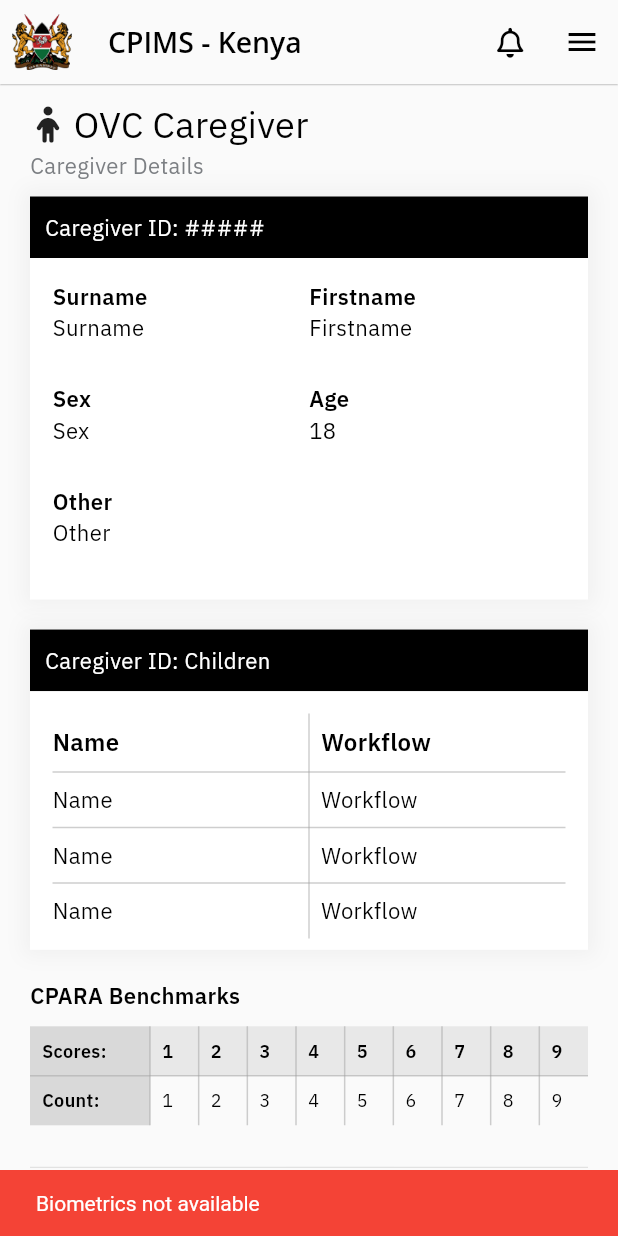
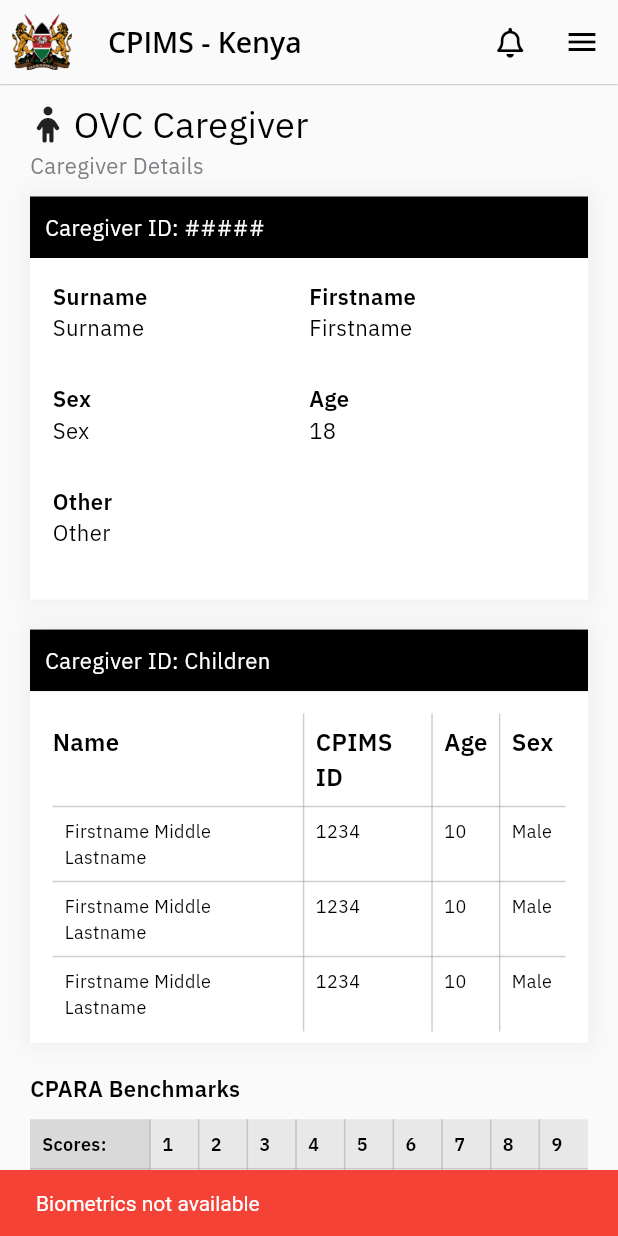
Before and after one commit to uonafya/cpims_mobile, a Flutter app: the CareGiverDetailsScreen screen opened directly, on a phone screen of 412 x 824 dp. Run offline on Flutter 3.47's test engine with Material 2 defaults, Android fonts, the phone set to English and light mode, and no system bars; our stand-ins replace connectivity_plus, dio, flutter_screenutil, flutter_spinkit, font_awesome_flutter, get and 4 more; accounts and stored records are empty.

Commit message:
add table columns

```diff
--- a/lib/screens/caregiver_details_screen/caregiver_details_screen.dart
+++ b/lib/screens/caregiver_details_screen/caregiver_details_screen.dart
@@ -1,16 +1,11 @@
-import 'package:cpims_mobile/Models/case_load_model.dart';
 import 'package:cpims_mobile/constants.dart';
-import 'package:cpims_mobile/screens/cpara/cpara_forms.dart';
-import 'package:cpims_mobile/screens/ovc_care/ovc_care_screen.dart';
 import 'package:cpims_mobile/widgets/custom_card_grid_item.dart';
-import 'package:cpims_mobile/screens/unsynched_workflows/widgets/child_details_workflow_button.dart';
 import 'package:cpims_mobile/widgets/app_bar.dart';
 import 'package:cpims_mobile/widgets/custom_card.dart';
 import 'package:cpims_mobile/widgets/drawer.dart';
 import 'package:cpims_mobile/widgets/footer.dart';
 import 'package:flutter/material.dart';
 import 'package:font_awesome_flutter/font_awesome_flutter.dart';
-import 'package:get/route_manager.dart';
 
 class CareGiverDetailsScreen extends StatefulWidget {
   const CareGiverDetailsScreen({super.key});
@@ -106,6 +101,7 @@ class _CareGiverDetailsScreenState extends State<CareGiverDetailsScreen> {
                   border: TableBorder.symmetric(
                     inside: BorderSide(color: Colors.grey.withOpacity(0.5)),
                   ),
+                  defaultColumnWidth: const IntrinsicColumnWidth(),
                   children: [
                     const TableRow(children: [
                       Padding(
@@ -121,7 +117,27 @@ class _CareGiverDetailsScreenState extends State<CareGiverDetailsScreen> {
                       Padding(
                         padding: EdgeInsets.all(8.0),
                         child: Text(
-                          "Workflow",
+                          "CPIMS ID",
+                          style: TextStyle(
+                            fontWeight: FontWeight.w600,
+                            fontSize: 16,
+                          ),
+                        ),
+                      ),
+                      Padding(
+                        padding: EdgeInsets.all(8.0),
+                        child: Text(
+                          "Age",
+                          style: TextStyle(
+                            fontWeight: FontWeight.w600,
+                            fontSize: 16,
+                          ),
+                        ),
+                      ),
+                      Padding(
+                        padding: EdgeInsets.all(8.0),
+                        child: Text(
+                          "Sex",
                           style: TextStyle(
                             fontWeight: FontWeight.w600,
                             fontSize: 16,
@@ -132,15 +148,39 @@ class _CareGiverDetailsScreenState extends State<CareGiverDetailsScreen> {
                     ...fixedLengthList
                         .map((e) => const TableRow(children: [
                               Padding(
-                                padding: EdgeInsets.symmetric(vertical: 8.0),
+                                padding: EdgeInsets.all(8.0),
                                 child: Text(
-                                  "Name",
+                                  "Firstname Middle Lastname",
+                                  style: TextStyle(
+                                    fontSize: 12,
+                                  ),
                                 ),
                               ),
                               Padding(
                                 padding: EdgeInsets.all(8.0),
                                 child: Text(
-                                  "Workflow",
+                                  "1234",
+                                  style: TextStyle(
+                                    fontSize: 12,
+                                  ),
+                                ),
+                              ),
+                              Padding(
+                                padding: EdgeInsets.all(8.0),
+                                child: Text(
+                                  "10",
+                                  style: TextStyle(
+                                    fontSize: 12,
+                                  ),
+                                ),
+                              ),
+                              Padding(
+                                padding: EdgeInsets.all(8.0),
+                                child: Text(
+                                  "Male",
+                                  style: TextStyle(
+                                    fontSize: 12,
+                                  ),
                                 ),
                               ),
                             ]))
@@ -217,7 +257,7 @@ class _CareGiverDetailsScreenState extends State<CareGiverDetailsScreen> {
                   ...List<int>.generate(9, (int index) => index + 1,
                           growable: false)
                       .map((e) => Padding(
-                            padding: EdgeInsets.all(8.0),
+                            padding: const EdgeInsets.all(8.0),
                             child: Text(
                               "$e",
                               style: const TextStyle(
```
